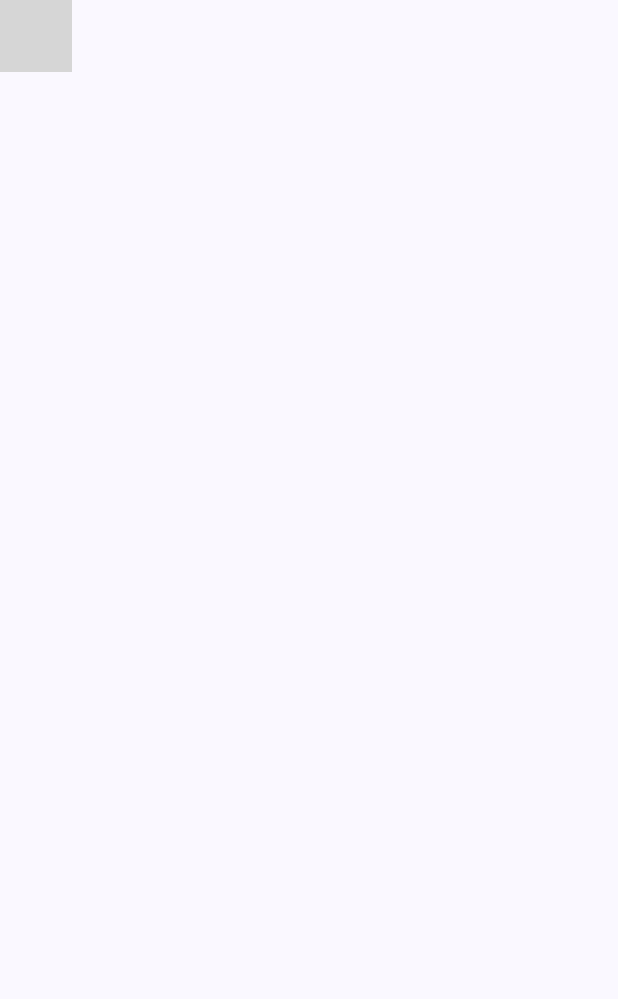
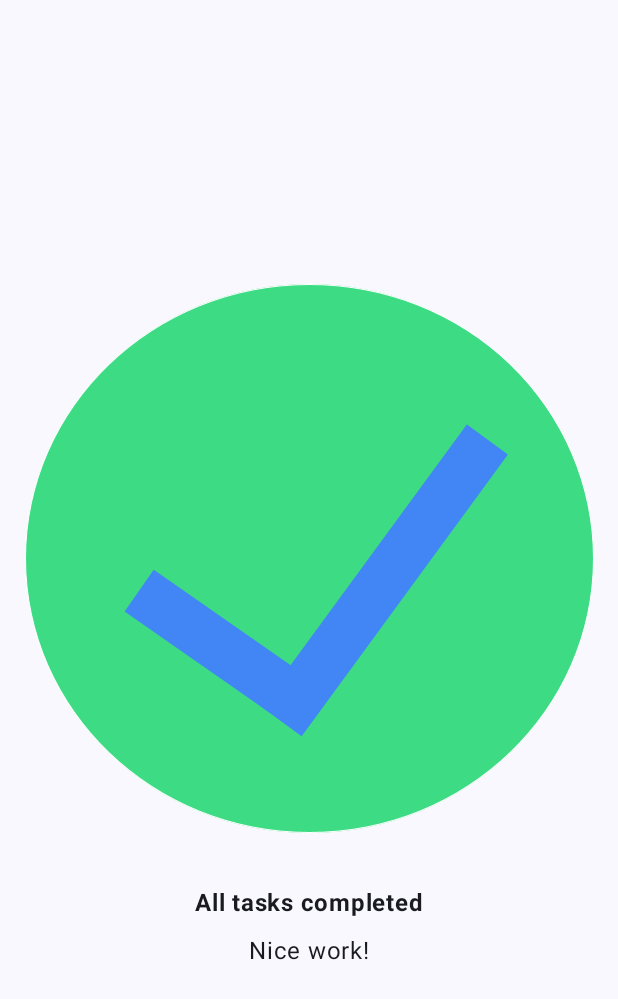
Before and after one commit to vinaysp/KotlinTaskManagerScreen, an Android app built with Jetpack Compose: the screen it shows after launch (MainActivity), on a phone screen of 412 x 824 dp. Shown: the top 999 px of the screen. Run offline under Robolectric (Android 15) with nearby library versions, the phone set to English and light mode, and no system bars; grey boxes are pictures that could not be loaded.

Commit message:
refactor: change function name to TaskCompleteCard and Column Container containing Image and two Text functions, add logic to functions

```diff
--- a/app/src/main/java/com/example/taskmanagerscreenkotlin/MainActivity.kt
+++ b/app/src/main/java/com/example/taskmanagerscreenkotlin/MainActivity.kt
@@ -41,11 +41,29 @@ class MainActivity : ComponentActivity() {
 }
 
 @Composable
-fun Greeting(name: String, modifier: Modifier = Modifier) {
-    Text(
-        text = "Hello $name!",
-        modifier = modifier
-    )
+fun TaskCompleteCard(modifier: Modifier = Modifier) {
+    val image = painterResource(R.drawable.ic_task_completed)
+    Column(
+        Modifier
+            .fillMaxWidth()
+            .fillMaxHeight(),
+        verticalArrangement = Arrangement.Center,
+        horizontalAlignment = Alignment.CenterHorizontally) {
+        Image(
+            painter = image,
+            contentDescription = null
+        )
+        Text(
+            stringResource(id = R.string.tasks_completed_text),
+            modifier = Modifier
+                .padding(top = 24.dp, bottom = 8.dp),
+            fontWeight = FontWeight.Bold
+        )
+        Text(
+            stringResource(id = R.string.additional_comments),
+            fontSize = 16.sp
+        )
+    }
 }
 
 @Preview(showBackground = true)
```
